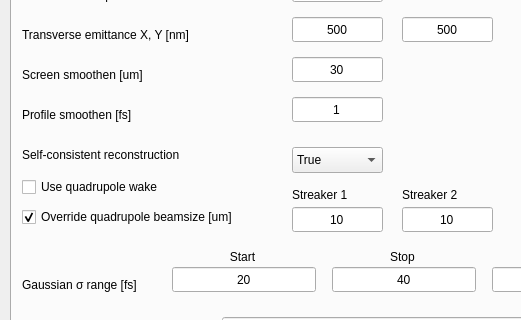
Old version of the form GUI.ui in the repository pdijksta/WakefieldAnalysis; both pictures show x 0 to 521 and y 99 to 419 of the 962 by 856 pixel window.
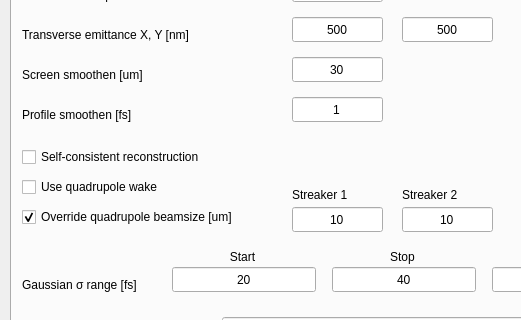
New version of the form. The open tabs and pages were chosen to show the change.

Commit message: added tracker default args to config

What changed in the file:
```diff
--- a/GUI.ui
+++ b/GUI.ui
@@ -2725,45 +2725,6 @@
        <set>Qt::AlignCenter</set>
       </property>
      </widget>
-     <widget class="QComboBox" name="SelfConsistentSelect">
-      <property name="geometry">
-       <rect>
-        <x>280</x>
-        <y>220</y>
-        <width>91</width>
-        <height>26</height>
-       </rect>
-      </property>
-      <property name="currentIndex">
-       <number>0</number>
-      </property>
-      <item>
-       <property name="text">
-        <string>True</string>
-       </property>
-      </item>
-      <item>
-       <property name="text">
-        <string>False</string>
-       </property>
-      </item>
-     </widget>
-     <widget class="QLabel" name="label_38">
-      <property name="geometry">
-       <rect>
-        <x>10</x>
-        <y>220</y>
-        <width>211</width>
-        <height>16</height>
-       </rect>
-      </property>
-      <property name="text">
-       <string>Self-consistent reconstruction</string>
-      </property>
-      <property name="alignment">
-       <set>Qt::AlignLeading|Qt::AlignLeft|Qt::AlignVCenter</set>
-      </property>
-     </widget>
      <widget class="QLabel" name="label_39">
       <property name="geometry">
        <rect>
@@ -2854,6 +2815,22 @@
        <set>Qt::AlignLeading|Qt::AlignLeft|Qt::AlignVCenter</set>
       </property>
      </widget>
+     <widget class="QCheckBox" name="SelfConsistentCheck">
+      <property name="geometry">
+       <rect>
+        <x>10</x>
+        <y>220</y>
+        <width>201</width>
+        <height>20</height>
+       </rect>
+      </property>
+      <property name="text">
+       <string>Self-consistent reconstruction</string>
+      </property>
+      <property name="checked">
+       <bool>false</bool>
+      </property>
+     </widget>
     </widget>
    </widget>
    <widget class="QComboBox" name="StreakerSelect">
```
Left out of the diff: 2 changed lines with no effect on the pictures. The commit also changes 2 other files.
